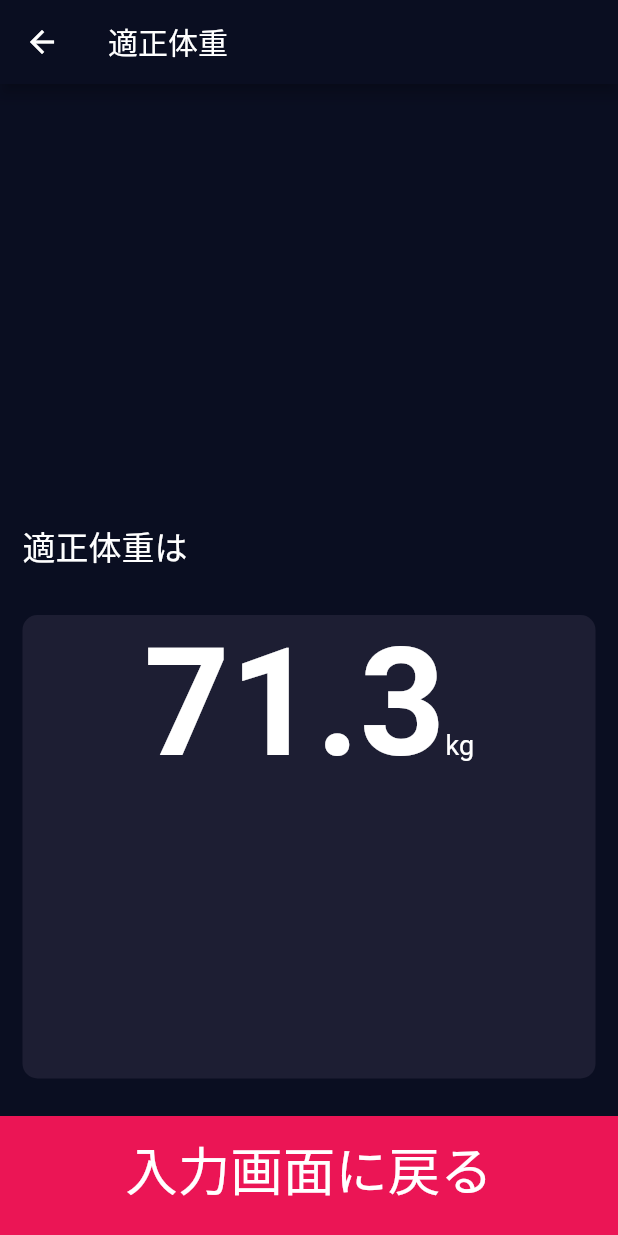
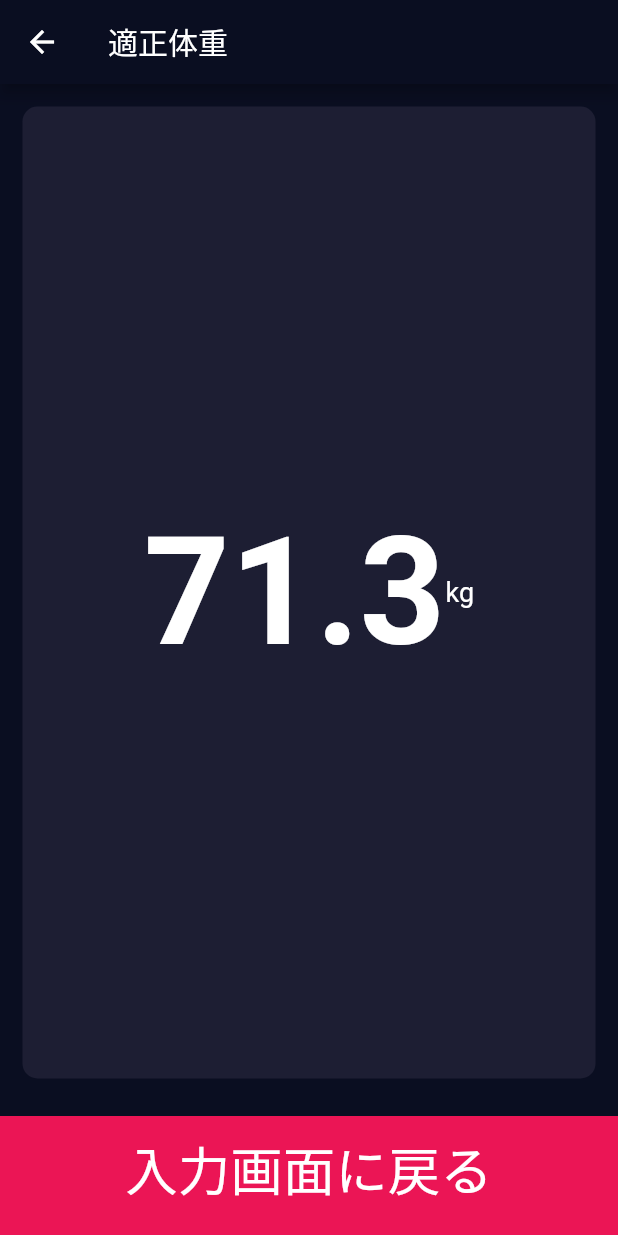
Before and after one commit to DaigoWakabayashi/best_weighter, a Flutter app: the screen it shows after launch, after a tap on "算出する", on a phone screen of 412 x 824 dp. Run offline on Flutter 3.47's test engine with Material 2 defaults, Android fonts, the phone set to English and light mode, and no system bars; our stand-ins replace font_awesome_flutter.

Commit message:
算出結果を中央寄せに

```diff
--- a/lib/result_page.dart
+++ b/lib/result_page.dart
@@ -19,26 +19,13 @@ class ResultsPage extends StatelessWidget {
         title: Text('適正体重'),
       ),
       body: Column(
-        mainAxisAlignment: MainAxisAlignment.spaceEvenly,
-        crossAxisAlignment: CrossAxisAlignment.stretch,
         children: [
-          Expanded(
-            child: Container(
-              padding: EdgeInsets.all(15),
-              alignment: Alignment.bottomLeft,
-              child: Text(
-                '適正体重は',
-                style: bodyTextStyle,
-
-              ),
-            ),
-          ),
           Expanded(
             child: ReusableCard(
               colour: activeCardColour,
               cardChild: Row(
                 mainAxisAlignment: MainAxisAlignment.center,
-                crossAxisAlignment: CrossAxisAlignment.baseline,
+                crossAxisAlignment: CrossAxisAlignment.center,
                 textBaseline: TextBaseline.alphabetic,
                 children: [
                   Text(
```
Lines whose indentation alone changed are shown as unchanged.
